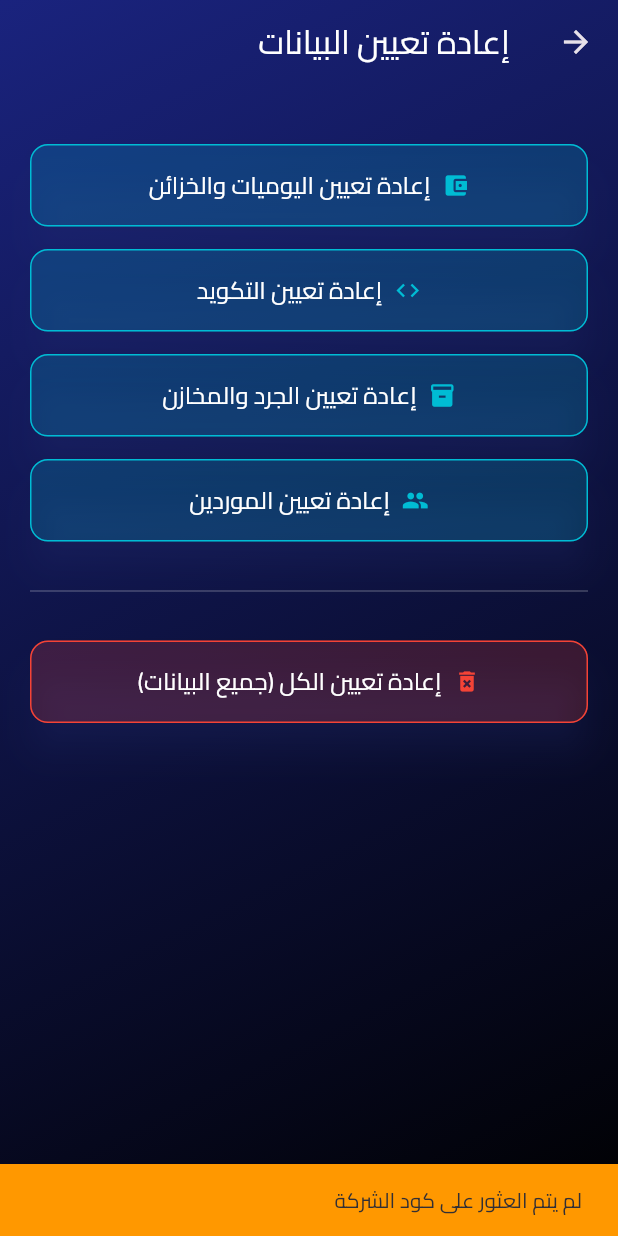
After one commit to Islam0adel/IslamApp-V1, a Flutter app: the ResetPage screen opened directly, after a tap on "إعادة تعيين اليوميات والخزائن", on a phone screen of 412 x 824 dp. The commit adds this screen. Run offline on Flutter 3.47's test engine with Material 3 defaults, Android fonts, the phone set to English and light mode, and no system bars; our stand-ins replace cloud_firestore, file_picker, firebase_auth, firebase_core, hive_flutter, pdf and 2 more; missing offline and left inert: excel, universal_html; accounts and stored records are empty.

Commit message:
Auto-Update: 2026-08-08 00:42:27 - IslamApp V1.0

```diff
--- a/frontend/lib/views/auth/forgot_password_screen.dart
+++ b/frontend/lib/views/auth/forgot_password_screen.dart
@@ -1,3 +1,4 @@
+// frontend\lib\views\auth\forgot_password_screen.dart
 import 'package:flutter/material.dart';
 import 'package:url_launcher/url_launcher.dart'; // هتحتاج تضيفها في pubspec.yaml لفتح الرابط
 import '../../views/widgets/glass_card.dart';
--- /dev/null
+++ b/frontend/lib/views/dashboard/reset_page.dart
@@ -0,0 +1,246 @@
+// frontend/lib/views/dashboard/reset_page.dart
+import 'package:flutter/material.dart';
+import 'package:shared_preferences/shared_preferences.dart';
+import '../../services/reset_data_service.dart';
+
+class ResetPage extends StatefulWidget {
+  const ResetPage({super.key});
+
+  @override
+  State<ResetPage> createState() => _ResetPageState();
+}
+
+class _ResetPageState extends State<ResetPage> {
+  bool _isLoading = false;
+  String _companyCode = '';
+  final ResetDataService _resetService = ResetDataService();
+
+  @override
+  void initState() {
+    super.initState();
+    _loadCompanyCode();
+  }
+
+  Future<void> _loadCompanyCode() async {
+    final prefs = await SharedPreferences.getInstance();
+    setState(() {
+      _companyCode = prefs.getString('company_code') ?? '';
+    });
+  }
+
+  Future<void> _resetWithConfirmation(
+    String title,
+    Future<void> Function() resetAction,
+  ) async {
+    if (_companyCode.isEmpty) {
+      ScaffoldMessenger.of(context).showSnackBar(
+        const SnackBar(
+          content: Text(
+            'لم يتم العثور على كود الشركة',
+            style: TextStyle(fontFamily: 'Cairo'),
+          ),
+          backgroundColor: Colors.orange,
+        ),
+      );
+      return;
+    }
+
+    final confirm = await showDialog<bool>(
+      context: context,
+      builder: (context) => AlertDialog(
+        title: Text(
+          title,
+          style: const TextStyle(fontFamily: 'Cairo'),
+        ),
+        content: const Text(
+          'سيتم حذف جميع البيانات المحلية وإعادة تحميلها من الخادم. هل أنت متأكد؟',
+          style: TextStyle(fontFamily: 'Cairo'),
+        ),
+        actions: [
+          TextButton(
+            onPressed: () => Navigator.pop(context, false),
+            child: const Text(
+              'إلغاء',
+              style: TextStyle(fontFamily: 'Cairo'),
+            ),
+          ),
+          ElevatedButton(
+            style: ElevatedButton.styleFrom(
+              backgroundColor: Colors.red,
+            ),
+            onPressed: () => Navigator.pop(context, true),
+            child: const Text(
+              'تأكيد',
+              style: TextStyle(
+                color: Colors.white,
+                fontFamily: 'Cairo',
+              ),
+            ),
+          ),
+        ],
+      ),
+    );
+
+    if (confirm != true) return;
+
+    setState(() => _isLoading = true);
+    try {
+      await resetAction();
+      if (mounted) {
+        ScaffoldMessenger.of(context).showSnackBar(
+          const SnackBar(
+            content: Text(
+              'تم إعادة التعيين بنجاح',
+              style: TextStyle(fontFamily: 'Cairo'),
+            ),
+            backgroundColor: Colors.green,
+          ),
+        );
+      }
+    } catch (e) {
+      if (mounted) {
+        ScaffoldMessenger.of(context).showSnackBar(
+          SnackBar(
+            content: Text(
+              'فشل إعادة التعيين: $e',
+              style: TextStyle(fontFamily: 'Cairo'),
+            ),
+            backgroundColor: Colors.red,
+          ),
+        );
+      }
+    } finally {
+      if (mounted) setState(() => _isLoading = false);
+    }
+  }
+
+  @override
+  Widget build(BuildContext context) {
+    return Scaffold(
+      appBar: AppBar(
+        title: const Text(
+          'إعادة تعيين البيانات',
+          style: TextStyle(
+            color: Colors.white,
+            fontFamily: 'Cairo',
+          ),
+        ),
+        backgroundColor: Colors.transparent,
+        elevation: 0,
+      ),
+      extendBodyBehindAppBar: true,
+      body: Container(
+        decoration: BoxDecoration(
+          gradient: LinearGradient(
+            colors: [
+              Colors.indigo.shade900,
+              Colors.black,
+            ],
+            begin: Alignment.topLeft,
+            end: Alignment.bottomRight,
+          ),
+        ),
+        child: SafeArea(
+          child: _isLoading
+              ? const Center(
+                  child: CircularProgressIndicator(
+                    color: Colors.white,
+                  ),
+                )
+              : Padding(
+                  padding: const EdgeInsets.all(20.0),
+                  child: Column(
+                    children: [
+                      const SizedBox(height: 20),
+                      _buildResetButton(
+                        icon: Icons.account_balance_wallet,
+                        label: 'إعادة تعيين اليوميات والخزائن',
+                        color: Colors.cyan,
+                        onPressed: () => _resetWithConfirmation(
+                          'إعادة تعيين اليوميات',
+                          () => _resetService.resetDailyTransactions(
+                            _companyCode,
+                          ),
+                        ),
+                      ),
+                      const SizedBox(height: 15),
+                      _buildResetButton(
+                        icon: Icons.code,
+                        label: 'إعادة تعيين التكويد',
+                        color: Colors.cyan,
+                        onPressed: () => _resetWithConfirmation(
+                          'إعادة تعيين التكويد',
+                          () => _resetService.resetCoding(_companyCode),
+                        ),
+                      ),
+                      const SizedBox(height: 15),
+                      _buildResetButton(
+                        icon: Icons.inventory_2,
+                        label: 'إعادة تعيين الجرد والمخازن',
+                        color: Colors.cyan,
+                        onPressed: () => _resetWithConfirmation(
+                          'إعادة تعيين الجرد',
+                          () => _resetService.resetInventory(_companyCode),
+                        ),
+                      ),
+                      const SizedBox(height: 15),
+                      _buildResetButton(
+                        icon: Icons.people,
+                        label: 'إعادة تعيين الموردين',
+                        color: Colors.cyan,
+                        onPressed: () => _resetWithConfirmation(
+                          'إعادة تعيين الموردين',
+                          () => _resetService.resetSupplier(_companyCode),
+                        ),
+                      ),
+                      const SizedBox(height: 25),
+                      const Divider(color: Colors.white24),
+                      const SizedBox(height: 25),
+                      _buildResetButton(
+                        icon: Icons.delete_forever,
+                        label: 'إعادة تعيين الكل (جميع البيانات)',
+                        color: Colors.red,
+                        onPressed: () => _resetWithConfirmation(
+                          'إعادة تعيين جميع البيانات',
+                          () => _resetService.resetAll(_companyCode),
+                        ),
+                      ),
+                    ],
+                  ),
+                ),
+        ),
+      ),
+    );
+  }
+
+  Widget _buildResetButton({
+    required IconData icon,
+    required String label,
+    required Color color,
+    required VoidCallback onPressed,
+  }) {
+    return SizedBox(
+      width: double.infinity,
+      child: ElevatedButton.icon(
+        style: ElevatedButton.styleFrom(
+          backgroundColor: color.withOpacity(0.2),
+          foregroundColor: Colors.white,
+          padding: const EdgeInsets.symmetric(vertical: 16),
+          shape: RoundedRectangleBorder(
+            borderRadius: BorderRadius.circular(12),
+          ),
+          side: BorderSide(color: color, width: 1),
+        ),
+        onPressed: onPressed,
+        icon: Icon(icon, color: color),
+        label: Text(
+          label,
+          style: const TextStyle(
+            fontSize: 16,
+            fontFamily: 'Cairo',
+          ),
+        ),
+      ),
+    );
+  }
+}
```
Also changed, not shown: frontend/lib/services/coding_service.dart (+31 -0 lines), frontend/lib/services/daily_service.dart (+28 -0 lines), frontend/lib/services/inventory_service.dart (+36 -0 lines), frontend/lib/services/reset_data_service.dart (added, +49 -0 lines), frontend/lib/services/supplier_service.dart (+34 -0 lines), frontend/lib/views/dashboard/settings_page.dart (+22 -1 lines), 1 other file.
